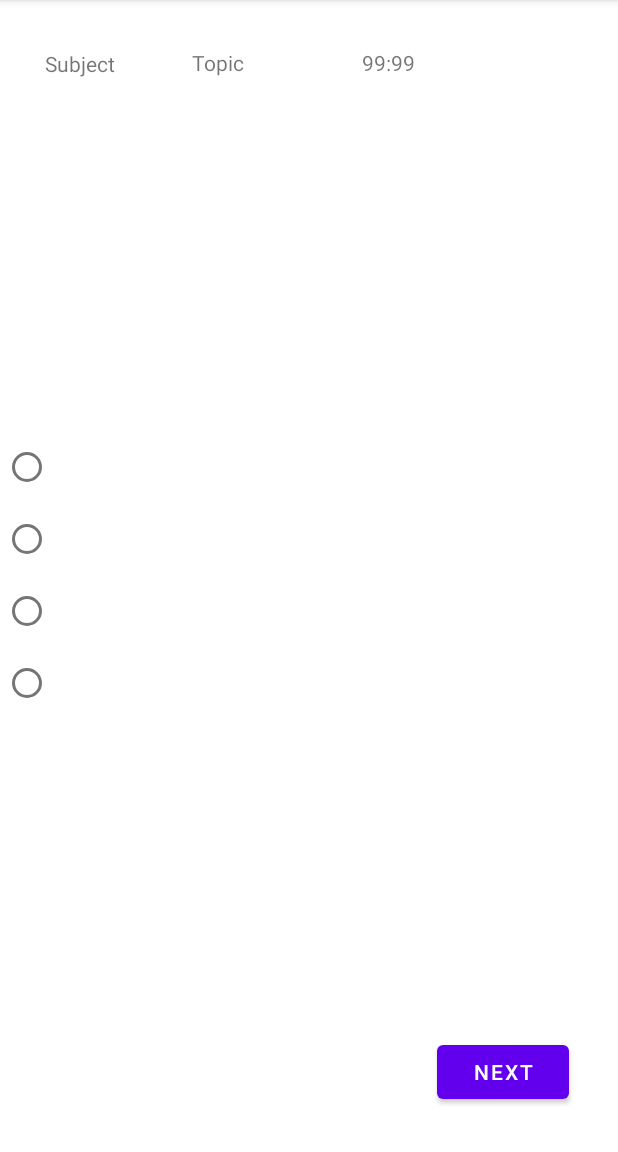
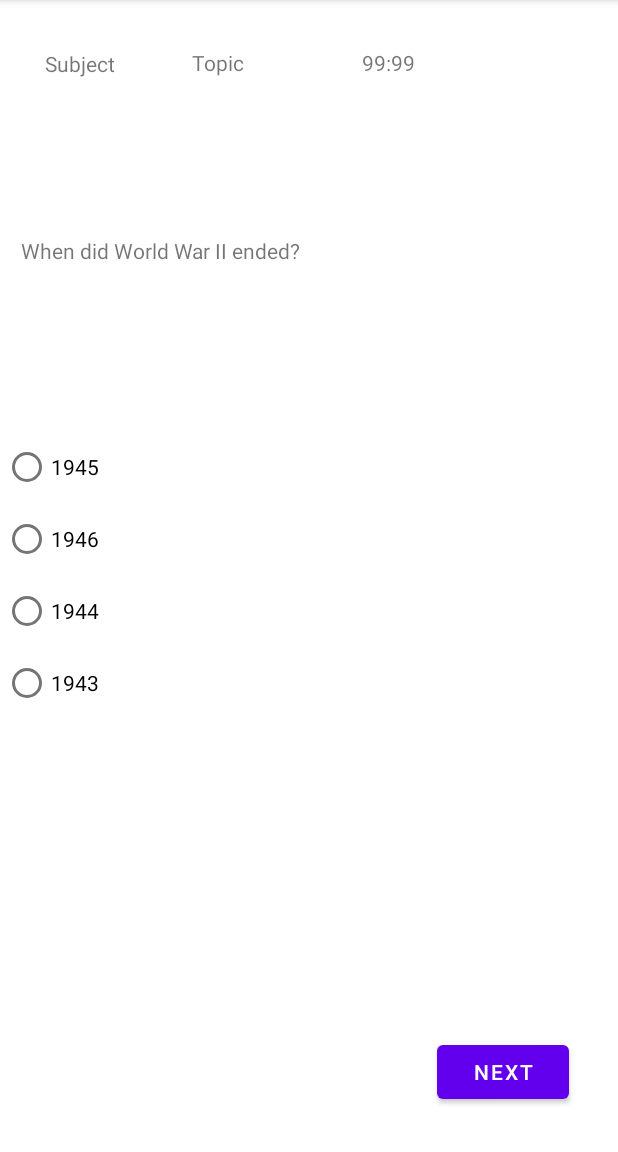
Before and after one commit to crazay416/CECS_453_Project_4, an Android app: the Activity_Student_Quiz screen opened directly, with no data from a screen before it, on a phone screen of 412 x 824 dp, the part 84-1236 px from its top. Run offline under Robolectric (Android 15) with nearby library versions, the phone set to English and light mode, and no system bars; our stand-ins replace Firebase (no records; nobody signed in at launch, a user with empty details on screens opened directly).

Commit message:
Tried to get quiz arraylist

```diff
--- a/app/src/main/java/com/example/project_4/Activity_Student_Quiz.java
+++ b/app/src/main/java/com/example/project_4/Activity_Student_Quiz.java
@@ -1,14 +1,176 @@
 package com.example.project_4;
 
+import androidx.annotation.NonNull;
 import androidx.appcompat.app.AppCompatActivity;
 
+import android.content.Intent;
+import android.os.CountDownTimer;
+
 import android.os.Bundle;
+import android.view.View;
+import android.widget.Button;
+import android.widget.RadioButton;
+import android.widget.RadioGroup;
+import android.widget.TextView;
+
+import com.google.firebase.database.DataSnapshot;
+import com.google.firebase.database.DatabaseError;
+import com.google.firebase.database.DatabaseReference;
+import com.google.firebase.database.FirebaseDatabase;
+import com.google.firebase.database.ValueEventListener;
+
+import org.jetbrains.annotations.NotNull;
+
+import java.util.ArrayList;
+import java.util.Arrays;
+import java.util.Collection;
+import java.util.List;
+import java.util.Map;
 
 public class Activity_Student_Quiz extends AppCompatActivity {
 
+    private Button next;
+    private TextView subject;
+    private TextView topic;
+    private TextView timerView;
+    private TextView question;
+    private RadioGroup radioGroup;
+    private RadioButton radioA;
+    private RadioButton radioB;
+    private RadioButton radioC;
+    private RadioButton radioD;
+    private DatabaseReference reference;
+    private DatabaseReference reference2;
+    private DatabaseReference reference3;
+    private DatabaseReference reference4;
+    private DatabaseReference reference5;
+    private DatabaseReference reference6;
+    private String username;
+    private String topicStr;
+    private CountDownTimer cdt;
+    private String allQuizzes;
+    private String eachQuiz;
+    private String completed;
+
+
     @Override
     protected void onCreate(Bundle savedInstanceState) {
+
         super.onCreate(savedInstanceState);
         setContentView(R.layout.activity_student_quiz);
+
+        next = findViewById(R.id.btnNextId);
+        this.subject = findViewById(R.id.subjectQuizId);
+        this.topic = findViewById(R.id.topicQuizId);
+        this.timerView = findViewById(R.id.timerQuizId);
+        question = findViewById(R.id.questionQuizId);
+        radioGroup = findViewById(R.id.radioGroup);
+        radioA = findViewById(R.id.radioA);
+        radioB = findViewById(R.id.radioB);
+        radioC = findViewById(R.id.radioC);
+        radioD = findViewById(R.id.radioD);
+        reference = FirebaseDatabase.getInstance().getReference().child("Users");
+
+        Intent intent = getIntent();
+        username = intent.getStringExtra("username");
+        topicStr = intent.getStringExtra("topic_data");
+
+        question.setText("When did World War II ended?");
+        radioA.setText("1945");
+        radioB.setText("1946");
+        radioC.setText("1944");
+        radioD.setText("1943");
+
+        reference.addListenerForSingleValueEvent(new ValueEventListener() {
+            @Override
+            public void onDataChange(@NonNull @NotNull DataSnapshot snapshot) {
+                for (DataSnapshot snapshot1: snapshot.getChildren()) {
+                    String parents = snapshot1.getKey();
+                    System.out.println("This is first reference: " + parents);
+                    String children = snapshot1.getValue().toString();
+                    if (children.contains(username)){
+                        reference2 = FirebaseDatabase.getInstance().getReference().child("Users")
+                                .child(parents).child("Assigned Quizzes");
+
+                        reference2.addListenerForSingleValueEvent(new ValueEventListener() {
+                            @Override
+                            public void onDataChange(@NonNull @NotNull DataSnapshot snapshot) {
+                                for(DataSnapshot snapshot2: snapshot.getChildren()) {
+                                    allQuizzes = snapshot2.getKey();
+                                    System.out.println("This is nxtlevel: " + allQuizzes);
+                                    reference3 = FirebaseDatabase.getInstance().getReference()
+                                            .child("Users").child(parents).child("Assigned Quizzes")
+                                            .child(allQuizzes);
+                                    for(DataSnapshot snapshot3: snapshot.getChildren()){
+                                        collectQuizInfo((Map<String, Object>) snapshot3.getValue(), topicStr);
+                                    }
+                                }
+                            }
+
+                            @Override
+                            public void onCancelled(@NonNull @NotNull DatabaseError error) {
+
+                            }
+                        });
+                        //System.out.println(username);
+                    }
+                }
+            }
+
+            @Override
+            public void onCancelled(@NonNull @NotNull DatabaseError error) {
+
+            }
+        });
+
+        next.setOnClickListener(new View.OnClickListener() {
+            @Override
+            public void onClick(View v) {
+                //fill
+            }
+        });
+    }
+
+    public void collectQuizInfo(Map<String, Object> quizInfo, String topic){
+        Object questionArrayList;
+        for(Map.Entry<String, Object> entry: quizInfo.entrySet()){
+            Map singleUser = (Map) entry.getValue();
+            if(singleUser.get("topic").equals(topic)){
+                String subject = singleUser.get("subject").toString();
+                questionArrayList = singleUser.get("questionList");
+                String timeLimitString = singleUser.get("time").toString();
+                String check  = singleUser.get("completed").toString();
+                int timeLimit = Integer.parseInt(timeLimitString);
+                this.subject.setText(subject);
+                this.topic.setText(topic);
+                this.timerView.setText(timeLimitString);
+                System.out.println("This is entry.getValue: " + entry.getValue());
+
+
+                System.out.println("This is subject: " + subject);
+                System.out.println("This is questionArrayList: " + questionArrayList);
+                System.out.println("This is timeLimit: " + timeLimit);
+                System.out.println("This is check: " + check);
+
+            }
+        }
+    }
+
+    public static List<?> convertObjectToList(Object obj) {
+        List<?> list = new ArrayList<>();
+        if (obj.getClass().isArray()) {
+            list = Arrays.asList((Object[])obj);
+        } else if (obj instanceof Collection) {
+            list = new ArrayList<>((Collection<?>)obj);
+        }
+        System.out.println("THIS IS LIST: " + list);
+        for(int i = 0; i < list.size(); i++){
+            System.out.println("List at:" + i + " " + list.get(i));
+        }
+        return list;
+    }
+
+    public void getQuestions(Object questions){
+
     }
 }
--- a/app/src/main/java/com/example/project_4/StudentLogin_Activity.java
+++ b/app/src/main/java/com/example/project_4/StudentLogin_Activity.java
@@ -101,6 +101,7 @@ public class StudentLogin_Activity extends AppCompatActivity {
                         topic_selected.getText().toString(), Toast.LENGTH_LONG).show();
                 Intent intent = new Intent(getApplicationContext(), Activity_Student_Quiz.class);
                 intent.putExtra("topic_data", topic_selected.getText().toString());
+                intent.putExtra("username", username_TEXTVIEW.getText().toString());
                 startActivity(intent);
 
 
```
